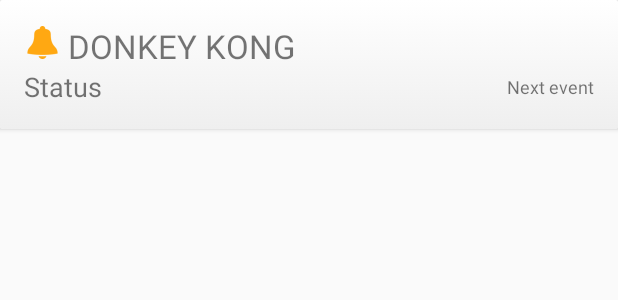
After one commit to TheCodefatherGovHack/patentpending-android, an Android app: the layout recyclerview_patent_item.xml on its own in the app's theme, with its tools: preview values and no code run, on a phone screen of 412 x 824 dp. The commit adds this screen. Shown: the top 300 px of the screen. Run offline under Robolectric (Android 15) with nearby library versions, the phone set to English and light mode, and no system bars.

Commit message:
Updating RecyclerView and Cardview for search section.

```diff
--- a/app/build.gradle
+++ b/app/build.gradle
@@ -42,6 +42,8 @@ dependencies {
         exclude group: 'com.android.support', module: 'support-annotations'
     })
     compile 'com.android.support:appcompat-v7:25.3.1'
+    compile 'com.android.support:cardview-v7:25+'
+    compile 'com.android.support:recyclerview-v7:25+'
     compile 'com.android.support:design:25.3.1'
     compile 'com.android.support.constraint:constraint-layout:1.0.2'
     testCompile 'junit:junit:4.12'
--- a/app/src/main/java/govhack/thecodefather/patentpending/presentation/MainActivity.java
+++ b/app/src/main/java/govhack/thecodefather/patentpending/presentation/MainActivity.java
@@ -1,14 +1,17 @@
 package govhack.thecodefather.patentpending.presentation;
 
+import android.os.Bundle;
 import android.support.v7.app.AppCompatActivity;
-import android.os.Bundle;
+import android.support.v7.widget.RecyclerView;
+
 import govhack.thecodefather.patentpending.R;
 
 public class MainActivity extends AppCompatActivity {
 
-  @Override
-  protected void onCreate(Bundle savedInstanceState) {
-    super.onCreate(savedInstanceState);
-    setContentView(R.layout.activity_main);
-  }
+    @Override
+    protected void onCreate(Bundle savedInstanceState) {
+        super.onCreate(savedInstanceState);
+        setContentView(R.layout.activity_main);
+        RecyclerView rv = (RecyclerView) findViewById(R.id.rvSearchResults);
+    }
 }
--- /dev/null
+++ b/app/src/main/res/drawable/gradient_recyclerview_patent_item.xml
@@ -0,0 +1,12 @@
+<?xml version="1.0" encoding="utf-8"?>
+<selector xmlns:android="http://schemas.android.com/apk/res/android">
+    <item>
+        <shape>
+            <gradient
+                android:angle="90"
+                android:startColor="#efefef"
+                android:endColor="#ffffff"
+                android:type="linear" />
+        </shape>
+    </item>
+</selector>
--- a/app/src/main/res/layout/activity_main.xml
+++ b/app/src/main/res/layout/activity_main.xml
@@ -1,9 +1,14 @@
 <?xml version="1.0" encoding="utf-8"?>
 <android.support.constraint.ConstraintLayout xmlns:android="http://schemas.android.com/apk/res/android"
-  xmlns:app="http://schemas.android.com/apk/res-auto"
-  xmlns:tools="http://schemas.android.com/tools"
-  android:layout_width="match_parent"
-  android:layout_height="match_parent"
-  tools:context="govhack.thecodefather.patentpending.presentation.MainActivity">
+    xmlns:tools="http://schemas.android.com/tools"
+    android:layout_width="match_parent"
+    android:layout_height="match_parent"
+    tools:context="govhack.thecodefather.patentpending.presentation.MainActivity">
+
+    <android.support.v7.widget.RecyclerView
+        android:layout_width="match_parent"
+        android:layout_height="match_parent"
+        android:id="@+id/rvSearchResults"
+        />
 
 </android.support.constraint.ConstraintLayout>
--- /dev/null
+++ b/app/src/main/res/layout/recyclerview_patent_item.xml
@@ -0,0 +1,70 @@
+<?xml version="1.0" encoding="utf-8"?>
+<LinearLayout xmlns:android="http://schemas.android.com/apk/res/android"
+    android:layout_width="match_parent"
+    android:layout_height="match_parent">
+
+    <android.support.v7.widget.CardView
+        android:id="@+id/cvPatent"
+        android:layout_width="match_parent"
+        android:layout_height="wrap_content">
+
+        <RelativeLayout
+            android:layout_width="match_parent"
+            android:layout_height="wrap_content"
+            android:background="@drawable/gradient_recyclerview_patent_item"
+            android:padding="16dp">
+
+            <RelativeLayout
+                android:id="@+id/rvPatentTitle"
+                android:layout_width="match_parent"
+                android:layout_height="wrap_content">
+
+                <ImageView
+                    android:id="@+id/imageView"
+                    android:layout_width="wrap_content"
+                    android:layout_height="wrap_content"
+                    android:src="@drawable/ic_alert"
+                    android:tint="@color/yellow" />
+
+                <TextView
+                    android:id="@+id/tvPatentTitle"
+                    android:layout_width="wrap_content"
+                    android:layout_height="wrap_content"
+                    android:layout_alignBottom="@+id/imageView"
+                    android:layout_marginStart="5dp"
+                    android:layout_toEndOf="@+id/imageView"
+                    android:text="Donkey Kong"
+                    android:textAllCaps="true"
+                    android:textSize="22sp" />
+            </RelativeLayout>
+
+            <RelativeLayout
+                android:layout_width="match_parent"
+                android:layout_height="wrap_content"
+                android:layout_below="@+id/rvPatentTitle"
+                android:layout_marginTop="5dp">
+
+                <TextView
+                    android:id="@+id/tvPatentStatus"
+                    android:layout_width="wrap_content"
+                    android:layout_height="wrap_content"
+                    android:layout_alignParentStart="true"
+                    android:text="Status"
+                    android:textSize="18sp" />
+
+                <TextView
+                    android:id="@+id/tvPatentNextEvent"
+                    android:layout_width="wrap_content"
+                    android:layout_height="wrap_content"
+                    android:layout_alignParentEnd="true"
+                    android:layout_centerVertical="true"
+                    android:text="Next event"
+                    android:textSize="12sp" />
+            </RelativeLayout>
+
+
+        </RelativeLayout>
+
+    </android.support.v7.widget.CardView>
+
+</LinearLayout>
--- a/app/src/main/res/values/colors.xml
+++ b/app/src/main/res/values/colors.xml
@@ -3,4 +3,7 @@
   <color name="colorPrimary">#3F51B5</color>
   <color name="colorPrimaryDark">#303F9F</color>
   <color name="colorAccent">#FF4081</color>
+  <color name="yellow">#ffa812</color>
+
+
 </resources>
```
Also changed, not shown: app/src/main/res/drawable-hdpi-v11/ic_alert.png (added), app/src/main/res/drawable-hdpi-v9/ic_alert.png (added), app/src/main/res/drawable-hdpi/ic_alert.png (added), app/src/main/res/drawable-mdpi-v11/ic_alert.png (added), app/src/main/res/drawable-mdpi-v9/ic_alert.png (added), app/src/main/res/drawable-mdpi/ic_alert.png (added), app/src/main/res/drawable-xhdpi-v11/ic_alert.png (added), app/src/main/res/drawable-xhdpi-v9/ic_alert.png (added), app/src/main/res/drawable-xhdpi/ic_alert.png (added), app/src/main/res/drawable-xxhdpi-v11/ic_alert.png (added), app/src/main/res/drawable-xxhdpi-v9/ic_alert.png (added), app/src/main/res/drawable-xxhdpi/ic_alert.png (added).
